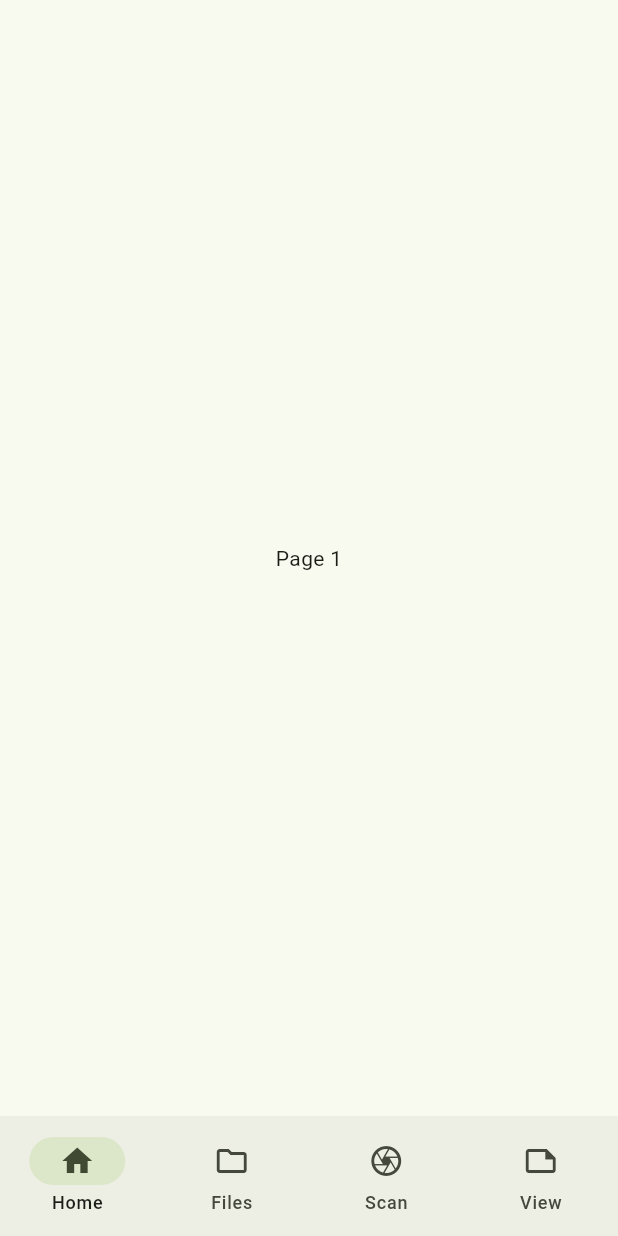
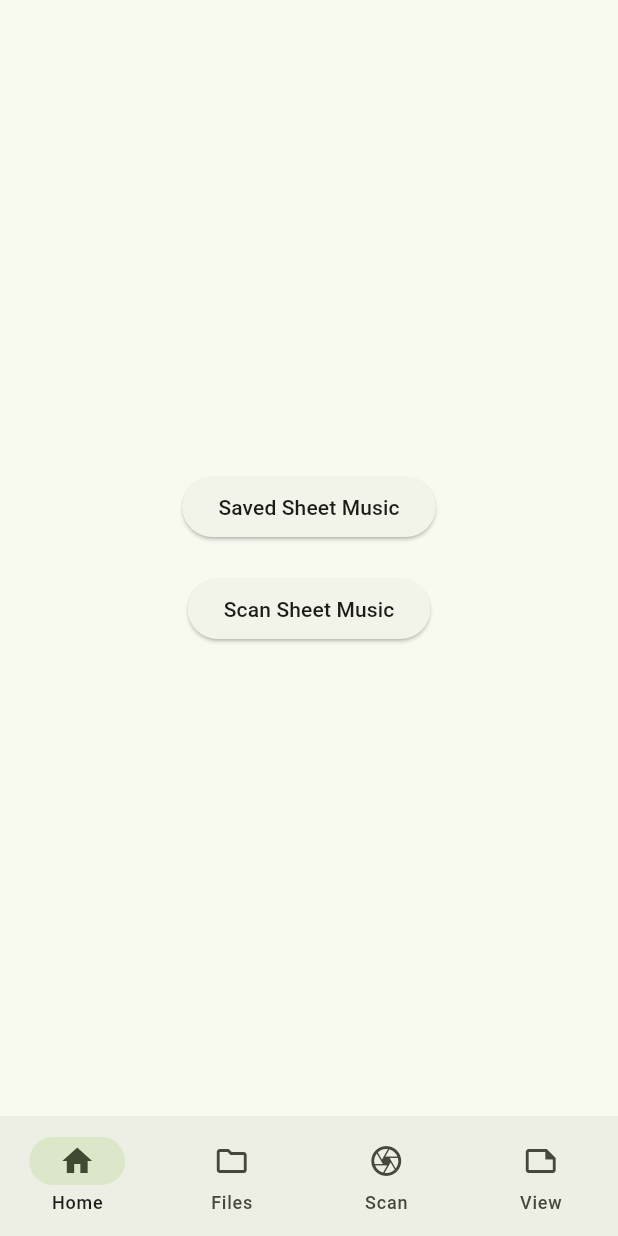
Before and after one commit to amitanjoseph/sheet_music_app, a Flutter app: the screen it shows after launch, on a phone screen of 412 x 824 dp. Run offline on Flutter 3.47's test engine with Material 2 defaults, Android fonts, the phone set to English and light mode, and no system bars; our stand-ins replace flutter_riverpod.

Commit message:
Add riverpod + home tab + buttons + comments

```diff
--- a/lib/main.dart
+++ b/lib/main.dart
@@ -1,4 +1,10 @@
 import 'package:flutter/material.dart';
+import 'package:flutter_riverpod/flutter_riverpod.dart';
+import 'package:sheet_music_app/tab_pages/files.dart';
+import 'package:sheet_music_app/tab_pages/home.dart';
+import 'package:sheet_music_app/tab_pages/scan.dart';
+import 'package:sheet_music_app/tab_pages/view.dart';
+import 'state.dart';
 
 void main() {
   runApp(const SheetMusicApp());
@@ -12,7 +18,8 @@ class SheetMusicApp extends StatelessWidget {
   @override
   Widget build(BuildContext context) {
     //Use Material Design based App
-    return MaterialApp(
+    return ProviderScope(
+      child: MaterialApp(
         //Set the name of the app window
         title: 'Sheet Music Scanner',
         //Set theme properties that are propogated to all widgets
@@ -26,30 +33,31 @@ class SheetMusicApp extends StatelessWidget {
         home: const Scaffold(
           bottomNavigationBar: TabBar(),
         ),
+      ),
     );
   }
 }
 
-//This is the widget that manages the tabs
-class TabBar extends StatefulWidget {
+//Each of the tabs
+enum AppPages { homeTab, filesTab, scanTab, viewTab }
+
+//Tab controller
+class TabBar extends ConsumerWidget {
   const TabBar({super.key});
 
   @override
-  State<TabBar> createState() => _TabBarState();
-}
-
-class _TabBarState extends State<TabBar> {
-  int currentPageIndex = 0;
-
-  @override
-  Widget build(BuildContext context) {
+  Widget build(BuildContext context, WidgetRef ref) {
+    //Updates the current page when needed
+    final currentPage = ref.watch(currentPageProvider);
     return Scaffold(
+        //Sets tab bar at bottom
         bottomNavigationBar: NavigationBar(
           onDestinationSelected: (int index) {
-            setState(() {
-              currentPageIndex = index;
-            });
+            ref.read(currentPageProvider.notifier).state =
+                AppPages.values[index];
           },
+          //Show highlight on currrent selected page
+          selectedIndex: currentPage.index,
           //The icons and text shown for each tab
           destinations: const [
             //Home Tab
@@ -78,64 +86,12 @@ class _TabBarState extends State<TabBar> {
             ),
           ],
         ),
+        //The tab contents that will be displayed
         body: [
-          //The tab contents that will be displayed
           const HomeTab(),
           const FileTab(),
           const ScanTab(),
           const ViewTab(),
-        ][currentPageIndex]);
+        ][currentPage.index]);
   }
 }
-
-class HomeTab extends StatelessWidget {
-  const HomeTab({super.key});
-
-  @override
-  Widget build(BuildContext context) {
-    //Placeholder Content
-    return Container(
-      alignment: Alignment.center,
-      child: const Text('Page 1'),
-    );
-  }
-}
-
-class FileTab extends StatelessWidget {
-  const FileTab({super.key});
-
-  @override
-  Widget build(BuildContext context) {
-    //Placeholder Content
-    return Container(
-      alignment: Alignment.center,
-      child: const Text('Page 2'),
-    );
-  }
-}
-
-class ScanTab extends StatelessWidget {
-  const ScanTab({super.key});
-
-  @override
-  Widget build(BuildContext context) {
-    //Placeholder Content
-    return Container(
-      alignment: Alignment.center,
-      child: const Text('Page 3'),
-    );
-  }
-}
-
-class ViewTab extends StatelessWidget {
-  const ViewTab({super.key});
-
-  @override
-  Widget build(BuildContext context) {
-    //Placeholder Content
-    return Container(
-      alignment: Alignment.center,
-      child: const Text('Page 4'),
-    );
-  }
-}
--- /dev/null
+++ b/lib/state.dart
@@ -0,0 +1,7 @@
+//The current open page
+import 'package:flutter_riverpod/flutter_riverpod.dart';
+
+import 'main.dart';
+
+//State of current open tab
+final currentPageProvider = StateProvider((ref) => AppPages.homeTab);
--- /dev/null
+++ b/lib/tab_pages/home.dart
@@ -0,0 +1,53 @@
+import 'package:flutter/material.dart';
+import 'package:flutter_riverpod/flutter_riverpod.dart';
+import 'package:sheet_music_app/main.dart';
+import 'package:sheet_music_app/state.dart';
+
+class HomeTab extends ConsumerWidget {
+  //The function to be called when the page needs to be changed
+  const HomeTab({super.key});
+
+  @override
+  Widget build(BuildContext context, WidgetRef ref) {
+    return Container(
+      alignment: Alignment.center,
+      //Puts the buttons into a column
+      child: Column(
+        mainAxisAlignment: MainAxisAlignment.center,
+        children: [
+          Padding(
+            padding: const EdgeInsets.all(10),
+            //This is the Saved Sheet Music Button which, when pressed switches,
+            //to the Files Tab
+            child: ElevatedButton(
+              //Set currentPage to the files tab
+              onPressed: () {
+                ref.read(currentPageProvider.notifier).state =
+                    AppPages.filesTab;
+              },
+              child: Text(
+                'Saved Sheet Music',
+                style: Theme.of(context).textTheme.labelLarge,
+              ),
+            ),
+          ),
+          Padding(
+            padding: const EdgeInsets.all(10),
+            //This is the Scan Sheet Music Button which, when pressed switches,
+            //to the Scan Tab
+            child: ElevatedButton(
+                onPressed: () {
+                  //Set currentPage to the scan tab
+                  ref.read(currentPageProvider.notifier).state =
+                      AppPages.scanTab;
+                },
+                child: Text(
+                  'Scan Sheet Music',
+                  style: Theme.of(context).textTheme.labelLarge,
+                )),
+          ),
+        ],
+      ),
+    );
+  }
+}
--- a/pubspec.yaml
+++ b/pubspec.yaml
@@ -30,7 +30,7 @@ environment:
 dependencies:
   flutter:
     sdk: flutter
-
+  flutter_riverpod: ^2.4.0
 
   # The following adds the Cupertino Icons font to your application.
   # Use with the CupertinoIcons class for iOS style icons.
```
Also changed, not shown: lib/tab_pages/files.dart (added, +14 -0 lines), lib/tab_pages/scan.dart (added, +14 -0 lines), lib/tab_pages/view.dart (added, +14 -0 lines), pubspec.lock. Lines whose indentation alone changed are shown as unchanged.
